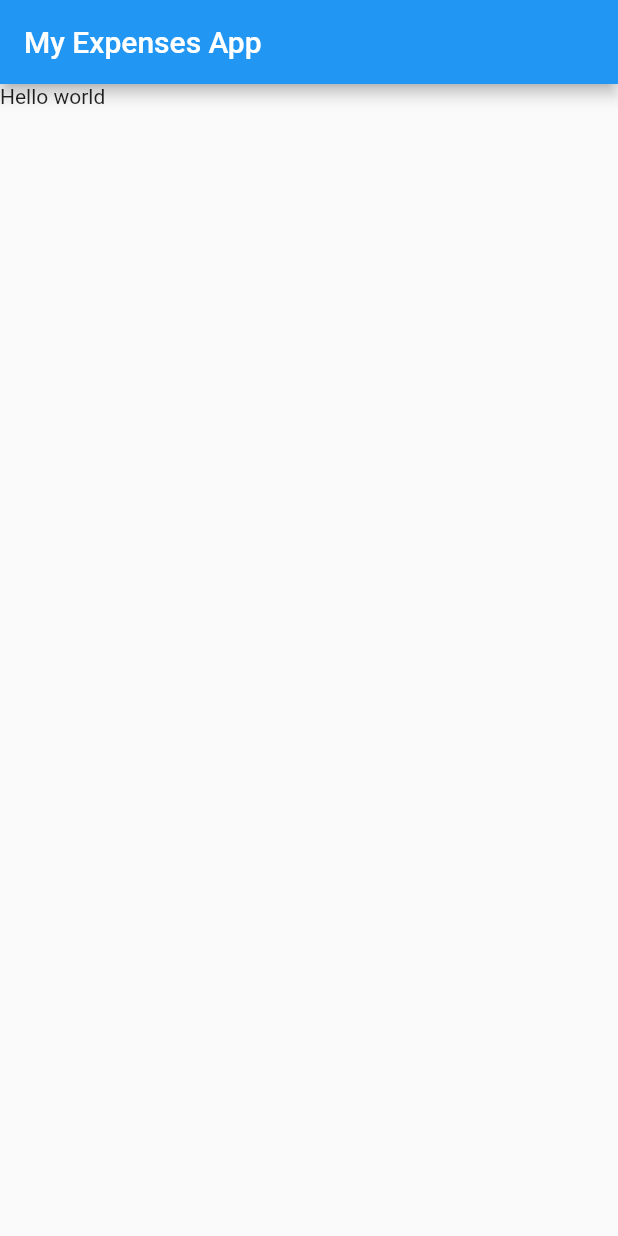
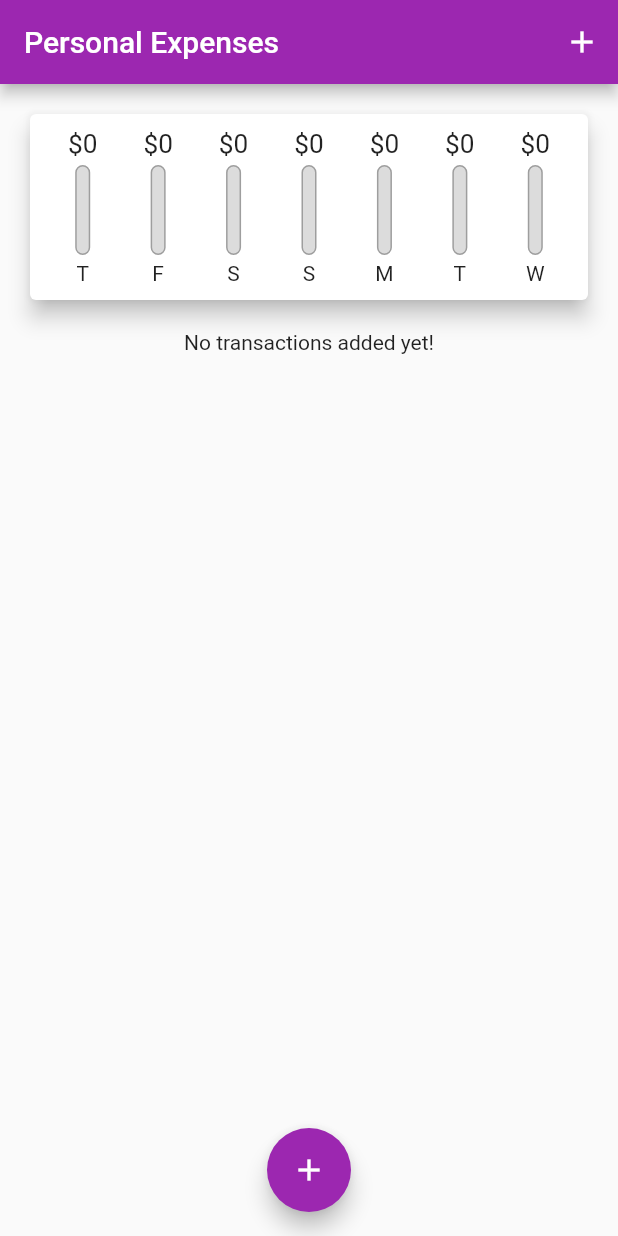
Before and after one commit to andukdahacker/learn_flutter, a Flutter app: the screen it shows after launch, on a phone screen of 412 x 824 dp. Run offline on Flutter 3.47's test engine with Material 2 defaults, Android fonts, the phone set to English and light mode, and no system bars.

Commit message:
expense app

```diff
--- a/lib/main.dart
+++ b/lib/main.dart
@@ -1,23 +1,20 @@
 import "package:flutter/material.dart";
+import "package:intl/intl.dart";
+import 'package:learn_flutter/widgets/home.dart';
 
-void main() {
-  runApp(MyQuizApp());
-}
+void main() => runApp(MyApp());
 
-class MyQuizApp extends StatefulWidget {
-  @override
-  State<StatefulWidget> createState() {
-    return MyQuizAppState();
-  }
-}
-
-class MyQuizAppState extends State<MyQuizApp> {
+class MyApp extends StatelessWidget {
   @override
   Widget build(BuildContext context) {
     return MaterialApp(
-      home: Scaffold(
-          appBar: AppBar(title: Text('My Expenses App')),
-          body: Text("Hello world")),
+      title: 'Personal Expenses',
+      theme: ThemeData(
+        primarySwatch: Colors.purple,
+
+        // errorColor: Colors.red,
+      ),
+      home: const Home(),
     );
   }
 }
--- /dev/null
+++ b/lib/models/transaction.dart
@@ -0,0 +1,13 @@
+class Transaction {
+  final String id;
+  final String title;
+  final double amount;
+  final DateTime date;
+
+  Transaction({
+    required this.id,
+    required this.title,
+    required this.amount,
+    required this.date,
+  });
+}
--- /dev/null
+++ b/lib/models/transactionValues.dart
@@ -0,0 +1,6 @@
+class TransactionValues {
+  String day;
+  double amount;
+
+  TransactionValues({required this.day, required this.amount});
+}
--- /dev/null
+++ b/lib/widgets/chart.dart
@@ -0,0 +1,63 @@
+import 'package:flutter/material.dart';
+import 'package:intl/intl.dart';
+import 'package:learn_flutter/models/transactionValues.dart';
+import './chart_bar.dart';
+import '../models/transaction.dart';
+
+class Chart extends StatelessWidget {
+  final List<Transaction> recentTransactions;
+
+  Chart(this.recentTransactions);
+
+  List<TransactionValues> get groupedTransactionValues {
+    return List.generate(7, (index) {
+      final weekDay = DateTime.now().subtract(
+        Duration(days: index),
+      );
+      double totalSum = 0.0;
+
+      for (var i = 0; i < recentTransactions.length; i++) {
+        if (recentTransactions[i].date.day == weekDay.day &&
+            recentTransactions[i].date.month == weekDay.month &&
+            recentTransactions[i].date.year == weekDay.year) {
+          totalSum += recentTransactions[i].amount;
+        }
+      }
+
+      return TransactionValues(
+          day: DateFormat.E().format(weekDay).substring(0, 1),
+          amount: totalSum);
+    }).reversed.toList();
+  }
+
+  double get totalSpending {
+    return groupedTransactionValues.fold(0.0, (sum, item) {
+      return sum + (item.amount);
+    });
+  }
+
+  @override
+  Widget build(BuildContext context) {
+    return Card(
+      elevation: 6,
+      margin: EdgeInsets.all(20),
+      child: Container(
+        padding: EdgeInsets.all(10),
+        child: Row(
+          mainAxisAlignment: MainAxisAlignment.spaceAround,
+          children: groupedTransactionValues.map((data) {
+            return Flexible(
+              fit: FlexFit.tight,
+              child: ChartBar(
+                label: data.day,
+                spendingAmount: data.amount,
+                spendingPctOfTotal:
+                    totalSpending == 0.0 ? 0.0 : (data.amount) / totalSpending,
+              ),
+            );
+          }).toList(),
+        ),
+      ),
+    );
+  }
+}
--- /dev/null
+++ b/lib/widgets/chart_bar.dart
@@ -0,0 +1,58 @@
+import 'package:flutter/material.dart';
+
+class ChartBar extends StatelessWidget {
+  final String label;
+  final double spendingAmount;
+  final double spendingPctOfTotal;
+
+  ChartBar(
+      {super.key,
+      required this.label,
+      required this.spendingAmount,
+      required this.spendingPctOfTotal});
+
+  @override
+  Widget build(BuildContext context) {
+    return Column(
+      children: [
+        Container(
+          height: 20,
+          child: FittedBox(
+            child: Text('\$${spendingAmount.toStringAsFixed(0)}'),
+          ),
+        ),
+        SizedBox(
+          height: 4,
+        ),
+        Container(
+          height: 60,
+          width: 10,
+          child: Stack(
+            children: [
+              Container(
+                decoration: BoxDecoration(
+                  border: Border.all(color: Colors.grey, width: 1.0),
+                  color: Color.fromRGBO(220, 220, 220, 1),
+                  borderRadius: BorderRadius.circular(10),
+                ),
+              ),
+              FractionallySizedBox(
+                heightFactor: spendingPctOfTotal,
+                child: Container(
+                  decoration: BoxDecoration(
+                    color: Theme.of(context).primaryColor,
+                    borderRadius: BorderRadius.circular(10),
+                  ),
+                ),
+              ),
+            ],
+          ),
+        ),
+        SizedBox(
+          height: 4,
+        ),
+        Text(label),
+      ],
+    );
+  }
+}
--- /dev/null
+++ b/lib/widgets/home.dart
@@ -0,0 +1,92 @@
+import 'package:flutter/material.dart';
+import 'package:flutter/src/widgets/container.dart';
+import 'package:flutter/src/widgets/framework.dart';
+import 'package:learn_flutter/widgets/transaction_list.dart';
+
+import '../models/transaction.dart';
+import 'chart.dart';
+import 'new_transaction.dart';
+
+class Home extends StatefulWidget {
+  const Home({super.key});
+
+  @override
+  State<Home> createState() => _HomeState();
+}
+
+class _HomeState extends State<Home> {
+  final List<Transaction> _userTransactions = [];
+
+  List<Transaction> get _recentTransactions {
+    return _userTransactions.where((tx) {
+      DateTime oneWeekBefore = DateTime.now().subtract(const Duration(days: 7));
+      return tx.date.isAfter(oneWeekBefore);
+    }).toList();
+  }
+
+  void _addNewTransaction(
+      String txTitle, double txAmount, DateTime? chosenDate) {
+    if (chosenDate == null) return;
+    final newTransaction = Transaction(
+      title: txTitle,
+      amount: txAmount,
+      date: chosenDate,
+      id: DateTime.now().toString(),
+    );
+
+    setState(() {
+      _userTransactions.add(newTransaction);
+    });
+  }
+
+  void _startAddNewTransaction(BuildContext ctx) {
+    showModalBottomSheet(
+      context: ctx,
+      builder: (_) {
+        return GestureDetector(
+          behavior: HitTestBehavior.opaque,
+          child: NewTransaction(addTx: _addNewTransaction),
+        );
+      },
+    );
+  }
+
+  void _deleteTransaction(String id) {
+    setState(() {
+      _userTransactions.removeWhere((tx) => tx.id == id);
+    });
+  }
+
+  @override
+  Widget build(BuildContext context) {
+    return Scaffold(
+      appBar: AppBar(
+        title: const Text(
+          'Personal Expenses',
+        ),
+        actions: [
+          IconButton(
+            icon: const Icon(Icons.add),
+            onPressed: () => _startAddNewTransaction(context),
+          ),
+        ],
+      ),
+      body: SingleChildScrollView(
+        child: Column(
+          // mainAxisAlignment: MainAxisAlignment.start,
+          crossAxisAlignment: CrossAxisAlignment.stretch,
+          children: [
+            Chart(_recentTransactions),
+            TransactionList(
+                transactions: _userTransactions, deleteTx: _deleteTransaction),
+          ],
+        ),
+      ),
+      floatingActionButtonLocation: FloatingActionButtonLocation.centerFloat,
+      floatingActionButton: FloatingActionButton(
+        child: const Icon(Icons.add),
+        onPressed: () => _startAddNewTransaction(context),
+      ),
+    );
+  }
+}
--- /dev/null
+++ b/lib/widgets/transaction_list.dart
@@ -0,0 +1,63 @@
+import 'package:flutter/material.dart';
+import 'package:intl/intl.dart';
+
+import '../models/transaction.dart';
+
+class TransactionList extends StatelessWidget {
+  final List<Transaction> transactions;
+  final void Function(String) deleteTx;
+
+  TransactionList({required this.transactions, required this.deleteTx});
+
+  @override
+  Widget build(BuildContext context) {
+    return Container(
+      height: 450,
+      child: transactions.isEmpty
+          ? Column(
+              children: const [
+                Text(
+                  'No transactions added yet!',
+                ),
+                SizedBox(
+                  height: 20,
+                ),
+              ],
+            )
+          : ListView.builder(
+              itemBuilder: (ctx, index) {
+                return Card(
+                  elevation: 5,
+                  margin: const EdgeInsets.symmetric(
+                    vertical: 8,
+                    horizontal: 5,
+                  ),
+                  child: ListTile(
+                    leading: CircleAvatar(
+                      radius: 30,
+                      child: Padding(
+                        padding: const EdgeInsets.all(6),
+                        child: FittedBox(
+                          child: Text('\$${transactions[index].amount}'),
+                        ),
+                      ),
+                    ),
+                    title: Text(
+                      transactions[index].title,
+                    ),
+                    subtitle: Text(
+                      DateFormat.yMMMd().format(transactions[index].date),
+                    ),
+                    trailing: IconButton(
+                      icon: const Icon(Icons.delete),
+                      color: Theme.of(context).errorColor,
+                      onPressed: () => deleteTx(transactions[index].id),
+                    ),
+                  ),
+                );
+              },
+              itemCount: transactions.length,
+            ),
+    );
+  }
+}
```
Also changed, not shown: lib/widgets/new_transaction.dart (added, +111 -0 lines), pubspec.yaml (+3 -4 lines), pubspec.lock, 1 other file.
